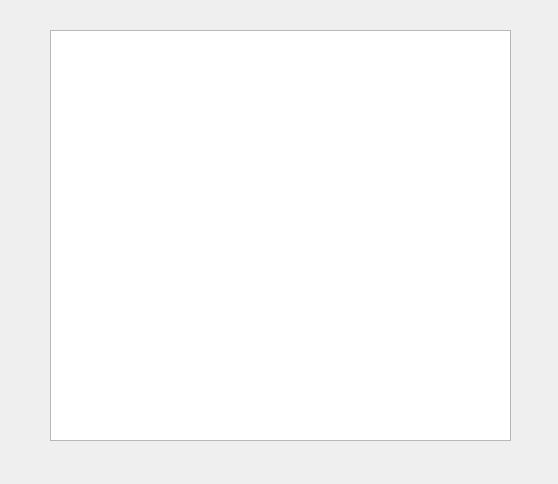
Before: the Qt Designer form QTCreator/2024_Research_MassifCheck/resultdialog.ui in MATF-Software-Verification/2024_Research_MassifCheck, drawn with Qt 5.
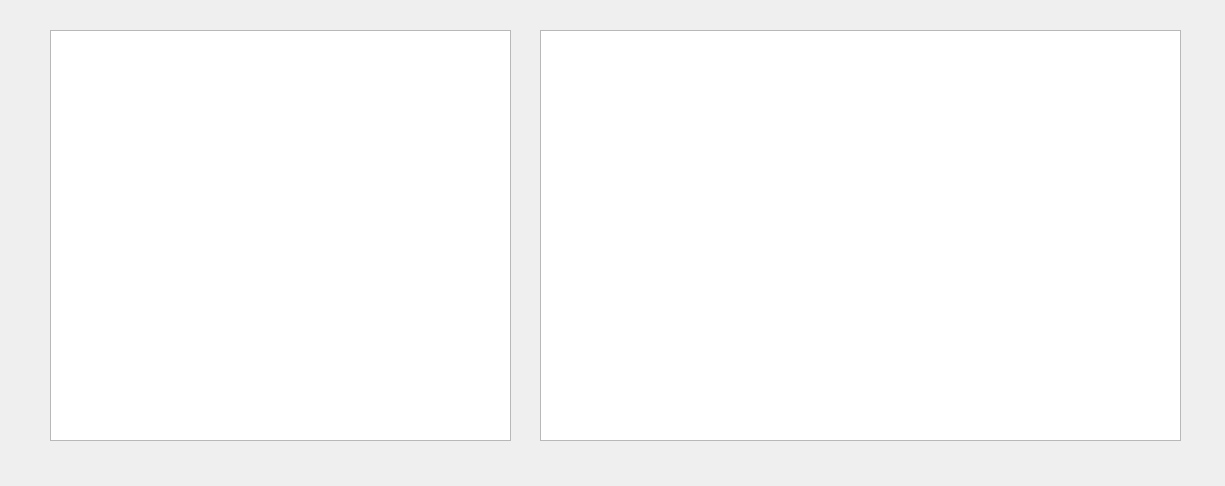
After: the same form once the commit is applied.

The edit to the form file:
```diff
--- a/QTCreator/2024_Research_MassifCheck/resultdialog.ui
+++ b/QTCreator/2024_Research_MassifCheck/resultdialog.ui
@@ -6,8 +6,8 @@
    <rect>
     <x>0</x>
     <y>0</y>
-    <width>558</width>
-    <height>484</height>
+    <width>1225</width>
+    <height>486</height>
    </rect>
   </property>
   <property name="windowTitle">
@@ -26,6 +26,19 @@
     <bool>true</bool>
    </property>
   </widget>
+  <widget class="QPlainTextEdit" name="plainTextEdit_2">
+   <property name="geometry">
+    <rect>
+     <x>540</x>
+     <y>30</y>
+     <width>641</width>
+     <height>411</height>
+    </rect>
+   </property>
+   <property name="readOnly">
+    <bool>true</bool>
+   </property>
+  </widget>
  </widget>
  <resources/>
  <connections/>
```
